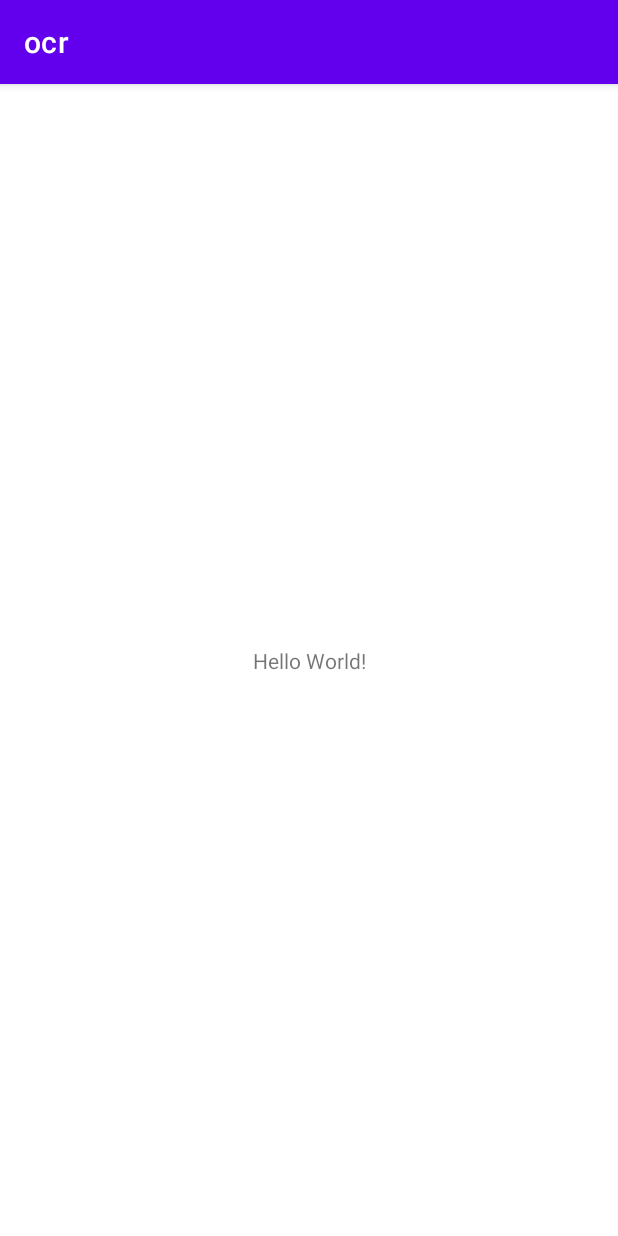
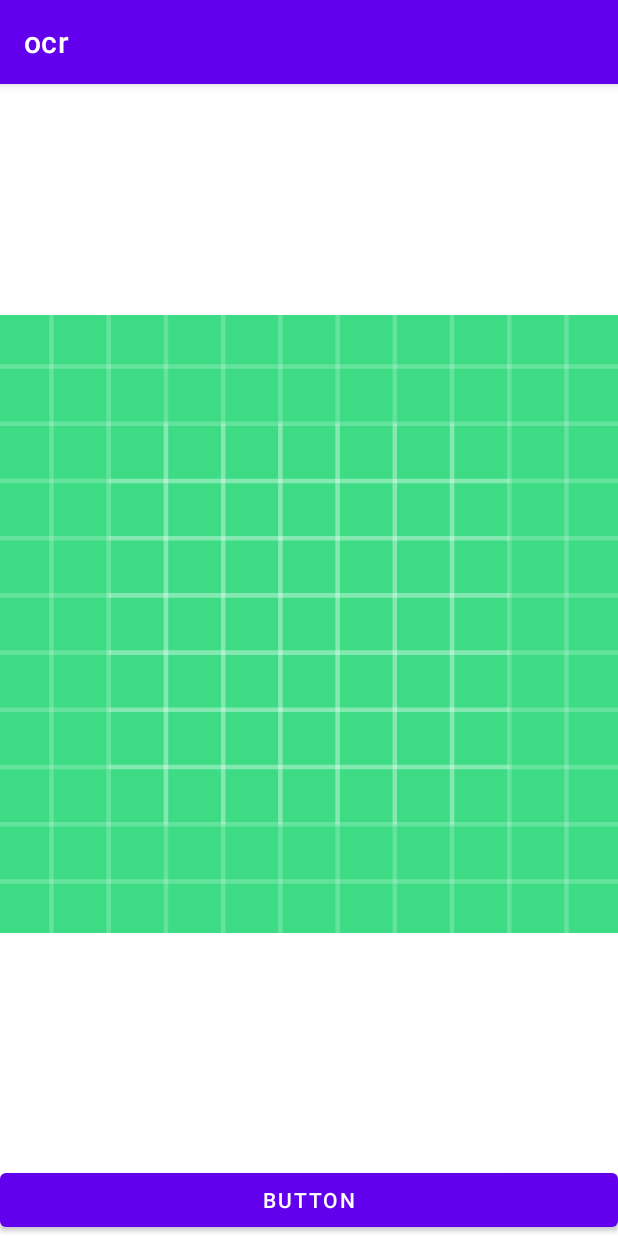
Before and after one commit to 15029291643/ocr, an Android app: the MainActivity screen opened directly, with no data from a screen before it, on a phone screen of 412 x 824 dp. Run offline under Robolectric (Android 15) with nearby library versions, the phone set to English and light mode, and no system bars; pictures from the network do not load.

Commit message:
通过viewModel实现registerForActivityResult数据更新

```diff
--- a/app/src/main/AndroidManifest.xml
+++ b/app/src/main/AndroidManifest.xml
@@ -17,9 +17,6 @@
         tools:targetApi="31">
         <activity
             android:name=".ui.HomeActivity"
-            android:exported="false" />
-        <activity
-            android:name=".ui.CameraActivity"
             android:exported="false" />
         <activity
             android:name=".MainActivity"
--- a/app/src/main/java/com/example/ocr/MainActivity.java
+++ b/app/src/main/java/com/example/ocr/MainActivity.java
@@ -2,67 +2,76 @@ package com.example.ocr;
 
 
 import android.annotation.SuppressLint;
+import android.app.Activity;
 import android.content.Context;
 import android.content.Intent;
+import android.graphics.Bitmap;
+import android.net.Uri;
 import android.os.Bundle;
-import android.os.Environment;
 import android.util.Log;
+import android.view.View;
 
+import androidx.activity.result.ActivityResultCallback;
+import androidx.activity.result.ActivityResultLauncher;
+import androidx.activity.result.contract.ActivityResultContracts;
 import androidx.appcompat.app.AppCompatActivity;
+import androidx.lifecycle.Observer;
+import androidx.lifecycle.ViewModelProvider;
 
-import com.example.ocr.logic.model.InvoiceData;
-import com.example.ocr.logic.util.Base64Utils;
-import com.example.ocr.logic.util.ExcelUtils;
-import com.example.ocr.logic.util.FileUtils;
-import com.example.ocr.logic.util.RetrofitUtils;
-import com.example.ocr.ui.CameraActivity;
+import com.example.ocr.databinding.ActivityMainBinding;
+import com.example.ocr.logic.callback.UriCallback;
+import com.example.ocr.logic.util.CameraUtils;
 import com.example.ocr.ui.HomeActivity;
-
-import java.io.File;
-import java.io.FileOutputStream;
-import java.io.IOException;
-import java.io.InputStream;
-import java.util.List;
 
 public class MainActivity extends AppCompatActivity {
     private static final String TAG = "MainActivity";
-
+    @SuppressLint("StaticFieldLeak")
+    private static Activity mActivity;
     @SuppressLint("StaticFieldLeak")
     public static Context mContext;
+    public static AppCompatActivity mAppCompatActivity;
+    private static MainViewModel mViewModel;
+    private static ActivityResultLauncher<String> launcher;
+    private ActivityMainBinding mBinding;
+
+    public static Context getContext() {
+        return mContext;
+    }
+
+    public static Activity getActivity() {
+        return mActivity;
+    }
+
+    public static AppCompatActivity getAppCompatActivity() {
+        return mAppCompatActivity;
+    }
+
+    public static MainViewModel getViewModel() {
+        return mViewModel;
+    }
+
+    public static ActivityResultLauncher<String> getLauncher() {
+        return launcher;
+    }
 
     @Override
     protected void onCreate(Bundle savedInstanceState) {
         super.onCreate(savedInstanceState);
-        setContentView(R.layout.activity_main);
+        mBinding = ActivityMainBinding.inflate(getLayoutInflater());
+        setContentView(mBinding.getRoot());
         mContext = this;
-        // 发票识别测试
-        /*new Thread(() -> {
-            try {
-                InputStream inputStream = getAssets().open("img_test.png");
-                List<InvoiceData> invoices = new RetrofitUtils(this).getInvoice(inputStream);
-                for (InvoiceData invoiceData : invoices) {
-                    Log.e(TAG, "onCreate: " + invoiceData.toString());
-                }
-            } catch (IOException e) {
-                e.printStackTrace();
-            }
-        }).start();*/
-        // IO测试
-        /*try {
-            ExcelUtils excelUtils = new ExcelUtils(this);
-            for (int i = 0; i < 5; i++) {
-                excelUtils.copyTest("xlsx_test" + i);
-            }
-            FileUtils fileUtils = new FileUtils(this);
-            fileUtils.getFiles();
-        } catch (IOException e) {
-            e.printStackTrace();
-        }*/
+        mActivity = this;
+        mAppCompatActivity = this;
+        mViewModel = new ViewModelProvider(this).get(MainViewModel.class);
+        // 相机工具类
+        launcher = registerForActivityResult(new ActivityResultContracts.GetContent(), uri -> {
+            Log.e(TAG, "onCreate: " + "launcher = registerForActivityResult(new ActivityResultContracts.GetContent(), uri -> {");
+            mViewModel.setUri(uri);
+        });
+        mViewModel.getUriLiveData().observe(this, mBinding.mainImg::setImageURI);
+        mBinding.mainBtn.setOnClickListener(v -> launcher.launch("image/*"));
+        // 界面跳转
         startActivity(new Intent(this, HomeActivity.class));
-
     }
 
-    public static Context getContext() {
-        return mContext;
-    }
 }
--- /dev/null
+++ b/app/src/main/java/com/example/ocr/MainViewModel.java
@@ -0,0 +1,32 @@
+package com.example.ocr;
+
+import android.graphics.Bitmap;
+import android.net.Uri;
+import android.util.Log;
+
+import androidx.lifecycle.LiveData;
+import androidx.lifecycle.MutableLiveData;
+import androidx.lifecycle.ViewModel;
+
+public class MainViewModel extends ViewModel {
+    private static final String TAG = "MainViewModel";
+    private final MutableLiveData<Uri> mUriLiveData = new MutableLiveData<>();
+    private final MutableLiveData<Bitmap> mBitmapLiveData = new MutableLiveData<>();
+
+    public MutableLiveData<Uri> getUriLiveData() {
+        return mUriLiveData;
+    }
+
+    public void setUri(Uri uri) {
+        mUriLiveData.setValue(uri);
+    }
+
+    public LiveData<Bitmap> getBitmapLiveData() {
+        return mBitmapLiveData;
+    }
+
+    public void setBitmap(Bitmap bitmap) {
+        Log.e(TAG, "setBitmap: ");
+        mBitmapLiveData.setValue(bitmap);
+    }
+}
--- a/app/src/main/java/com/example/ocr/ui/HomeAdapter.java
+++ b/app/src/main/java/com/example/ocr/ui/HomeAdapter.java
@@ -14,14 +14,12 @@ import java.util.List;
 public class HomeAdapter extends FragmentStateAdapter {
     private final List<Fragment> mFragments = new ArrayList<>(Arrays.asList(
             new FileFragment(),
-            new PersonFragment(),
             new PersonFragment()
     ));
 
     public HomeAdapter(@NonNull FragmentActivity fragmentActivity) {
         super(fragmentActivity);
     }
-
 
     @NonNull
     @Override
--- /dev/null
+++ b/app/src/main/java/com/example/ocr/ui/file/FileAdapter.java
@@ -0,0 +1,4 @@
+package com.example.ocr.ui.file;
+
+public class FileAdapter {
+}
--- a/app/src/main/res/layout/activity_main.xml
+++ b/app/src/main/res/layout/activity_main.xml
@@ -6,13 +6,25 @@
     android:layout_height="match_parent"
     tools:context=".MainActivity">
 
-    <TextView
-        android:layout_width="wrap_content"
+    <ImageView
+        android:id="@+id/main_img"
+        android:layout_width="0dp"
+        android:layout_height="0dp"
+        app:layout_constraintBottom_toTopOf="@+id/main_btn"
+        app:layout_constraintEnd_toEndOf="parent"
+        app:layout_constraintHorizontal_bias="0.5"
+        app:layout_constraintStart_toStartOf="parent"
+        app:layout_constraintTop_toTopOf="parent"
+        app:srcCompat="@drawable/ic_launcher_background" />
+
+    <Button
+        android:id="@+id/main_btn"
+        android:layout_width="0dp"
         android:layout_height="wrap_content"
-        android:text="Hello World!"
+        android:text="Button"
         app:layout_constraintBottom_toBottomOf="parent"
         app:layout_constraintEnd_toEndOf="parent"
+        app:layout_constraintHorizontal_bias="0.5"
         app:layout_constraintStart_toStartOf="parent"
-        app:layout_constraintTop_toTopOf="parent" />
-
+        app:layout_constraintTop_toBottomOf="@+id/main_img" />
 </androidx.constraintlayout.widget.ConstraintLayout>
```
Also changed, not shown: app/src/main/java/com/example/ocr/logic/util/Base64Utils.java (+21 -10 lines), app/src/main/java/com/example/ocr/logic/util/CameraUtils.java (+59 -5 lines), app/src/main/java/com/example/ocr/logic/util/ExcelUtils.java (+8 -11 lines), app/src/main/java/com/example/ocr/logic/util/FileUtils.java (+12 -10 lines), app/src/main/java/com/example/ocr/logic/util/OkHttpUtils.java (+14 -9 lines), app/src/main/java/com/example/ocr/logic/util/PictureUtils.java (deleted, +0 -63 lines), app/src/main/java/com/example/ocr/logic/util/RetrofitUtils.java (+8 -7 lines), app/src/main/java/com/example/ocr/ui/CameraActivity.java (deleted, +0 -53 lines), app/src/main/java/com/example/ocr/ui/HomeActivity.java (+18 -2 lines), app/src/main/java/com/example/ocr/ui/PersonFragment.java (+22 -2 lines), app/src/main/java/com/example/ocr/ui/file/FileFragment.java (+31 -21 lines), app/src/main/res/layout/activity_camera.xml (deleted, +0 -30 lines), app/src/main/res/layout/fragment_person.xml (+17 -7 lines).
